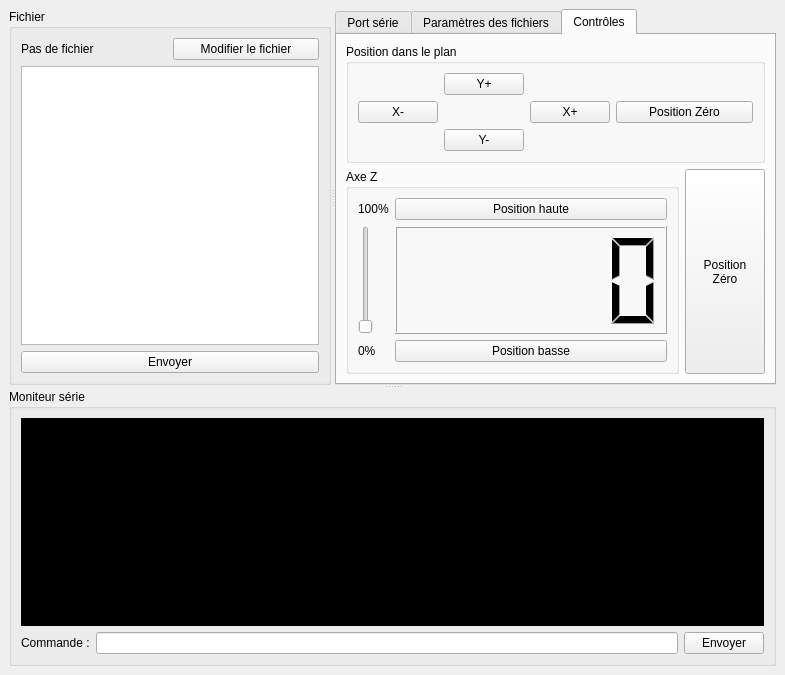
Qt form PCInterface/window.ui (Klafyvel/Trace) before a commit.
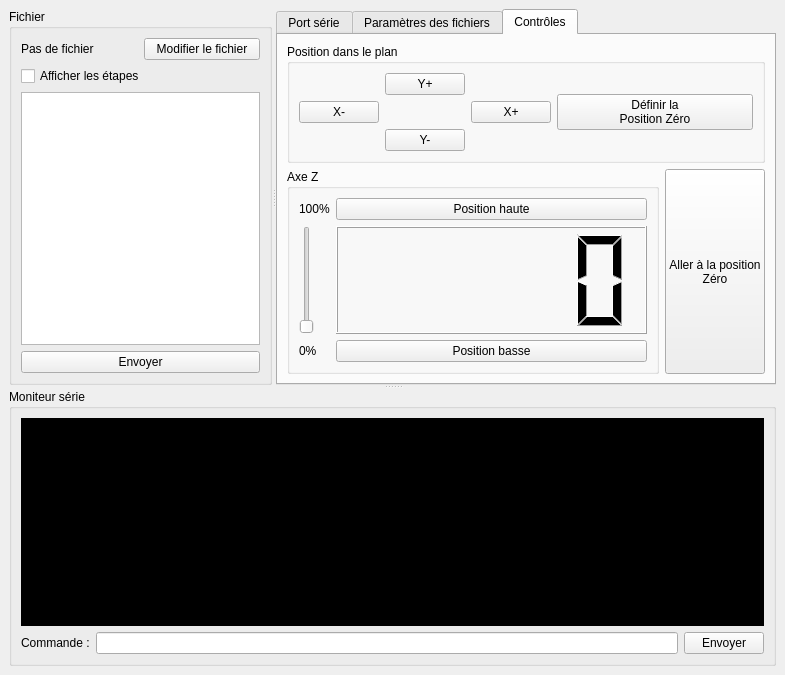
The same form after that commit. The open tabs and pages were chosen to show the change. Icons and pictures are not drawn.

```diff
--- a/PCInterface/window.ui
+++ b/PCInterface/window.ui
@@ -58,7 +58,21 @@
              </layout>
             </item>
             <item>
-             <widget class="QGraphicsView" name="fileview"/>
+             <widget class="QCheckBox" name="display_draw_steps">
+              <property name="text">
+               <string>Afficher les étapes</string>
+              </property>
+             </widget>
+            </item>
+            <item>
+             <widget class="QGraphicsView" name="fileview">
+              <property name="sizeAdjustPolicy">
+               <enum>QAbstractScrollArea::AdjustToContents</enum>
+              </property>
+              <property name="dragMode">
+               <enum>QGraphicsView::ScrollHandDrag</enum>
+              </property>
+             </widget>
             </item>
             <item>
              <widget class="QPushButton" name="pushButton_2">
@@ -263,7 +277,8 @@
                   <item>
                    <widget class="QPushButton" name="btn_set_origin_plan">
                     <property name="text">
-                     <string>Position Zéro</string>
+                     <string>Définir la 
+Position Zéro</string>
                     </property>
                    </widget>
                   </item>
@@ -279,6 +294,12 @@
                  <property name="title">
                   <string>Axe Z</string>
                  </property>
+                 <property name="flat">
+                  <bool>false</bool>
+                 </property>
+                 <property name="checkable">
+                  <bool>false</bool>
+                 </property>
                  <layout class="QVBoxLayout" name="verticalLayout_7">
                   <item>
                    <layout class="QGridLayout" name="gridLayout_3">
@@ -334,7 +355,7 @@
                   </sizepolicy>
                  </property>
                  <property name="text">
-                  <string>Position
+                  <string>Aller à la position
 Zéro</string>
                  </property>
                  <property name="flat">
```
